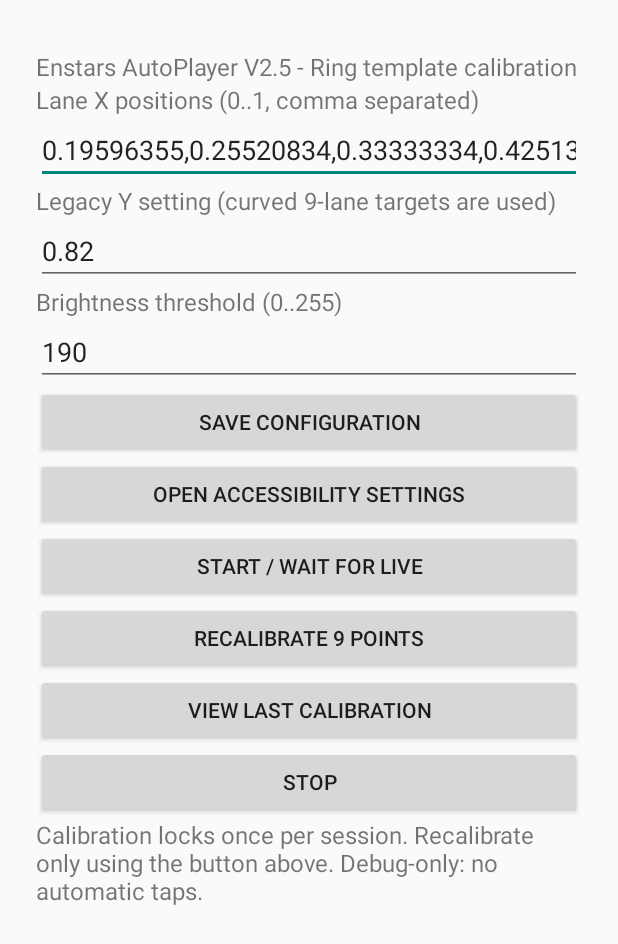
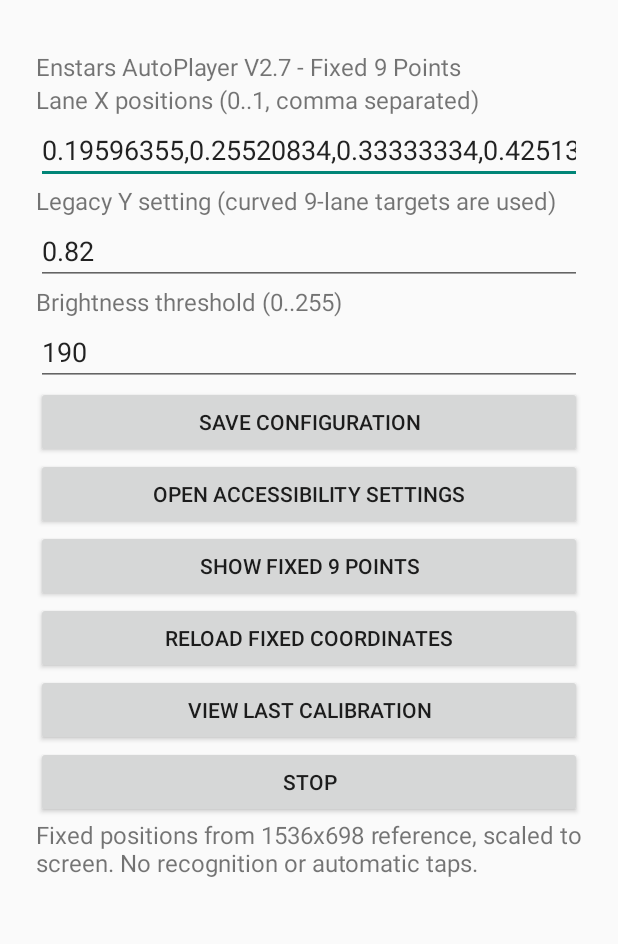
Before and after one commit to kurohako/EnstarsAutoPlayer, an Android app: the screen it shows after launch (MainActivity), after a tap on "SAVE CONFIGURATION", on a phone screen of 412 x 824 dp. Shown: the top 944 px of the screen. Run offline under Robolectric (Android 15) with nearby library versions, the phone set to English and light mode, and no system bars.

Commit message:
Update app controls and labels for fixed-coordinate mode

```diff
--- a/app/src/main/java/com/enstars/autoplayer/MainActivity.kt
+++ b/app/src/main/java/com/enstars/autoplayer/MainActivity.kt
@@ -21,7 +21,7 @@ class MainActivity:Activity(){
    root.addView(this,LinearLayout.LayoutParams(ViewGroup.LayoutParams.MATCH_PARENT,ViewGroup.LayoutParams.WRAP_CONTENT))
   }
   fun button(s:String,action:()->Unit)=root.addView(Button(this).apply{text=s;setOnClickListener{action()}})
-  label("Enstars AutoPlayer V2.5 - Ring template calibration")
+  label("Enstars AutoPlayer V2.7 - Fixed 9 Points")
   label("Lane X positions (0..1, comma separated)")
   val xs=field(prefs.getString("xs",GameConfig().laneXs.joinToString(","))!!)
   label("Legacy Y setting (curved 9-lane targets are used)")
@@ -36,19 +36,19 @@ class MainActivity:Activity(){
     Toast.makeText(this,"Invalid settings",Toast.LENGTH_LONG).show()
    else{
     prefs.edit().putString("xs",lanes.joinToString(",")).putFloat("y",yy).putInt("threshold",t).apply()
-    Toast.makeText(this,"Saved. Restart detection to apply",Toast.LENGTH_SHORT).show()
+    Toast.makeText(this,"Saved. Tap Reload fixed coordinates to apply",Toast.LENGTH_SHORT).show()
    }
   }
   button("Open Accessibility Settings"){startActivity(Intent(Settings.ACTION_ACCESSIBILITY_SETTINGS))}
-  button("Start / Wait for Live"){
+  button("Show fixed 9 points"){
    val service=AutoPlayService.instance
    if(service==null)Toast.makeText(this,"Enable accessibility service first",Toast.LENGTH_LONG).show()
    else{service.start();Toast.makeText(this,"Started",Toast.LENGTH_SHORT).show()}
   }
-  button("Recalibrate 9 points"){
+  button("Reload fixed coordinates"){
    val service=AutoPlayService.instance
    if(service==null)Toast.makeText(this,"Enable accessibility service first",Toast.LENGTH_LONG).show()
-   else{service.restartCalibration();Toast.makeText(this,"Waiting for 9 judgment points",Toast.LENGTH_SHORT).show()}
+   else{service.restartCalibration();Toast.makeText(this,"Fixed coordinates reloaded",Toast.LENGTH_SHORT).show()}
   }
   button("View last calibration"){
    val p=getSharedPreferences("calibration",MODE_PRIVATE)
@@ -70,7 +70,7 @@ class MainActivity:Activity(){
    }
   }
   button("Stop"){AutoPlayService.instance?.stop()}
-  label("Calibration locks once per session. Recalibrate only using the button above. Debug-only: no automatic taps.")
+  label("Fixed positions from 1536x698 reference, scaled to screen. No recognition or automatic taps.")
   setContentView(root)
  }
 }
```
